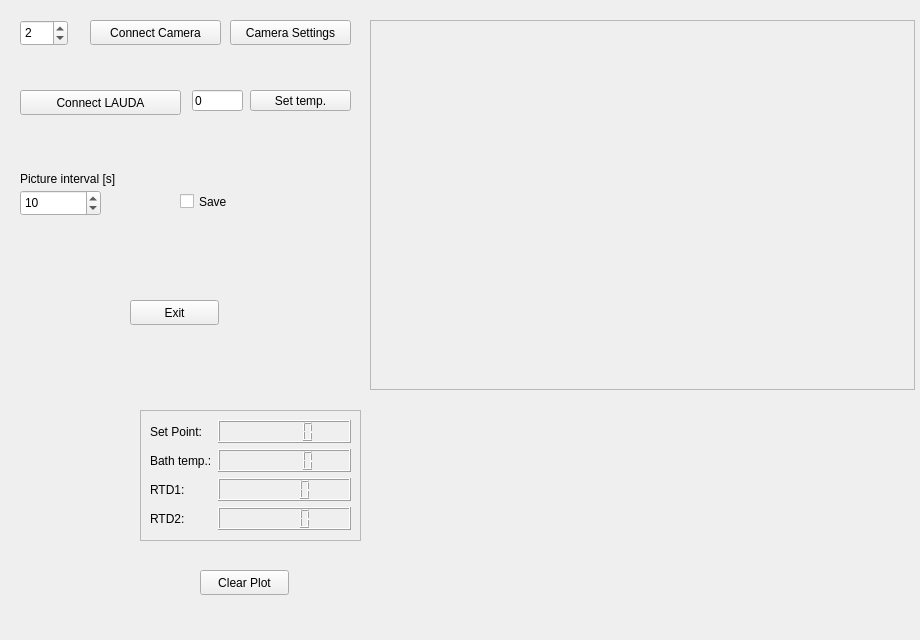
Above: src/gui/experiment.ui from gfogwill/FrESH before the change. Below: the same form after it.
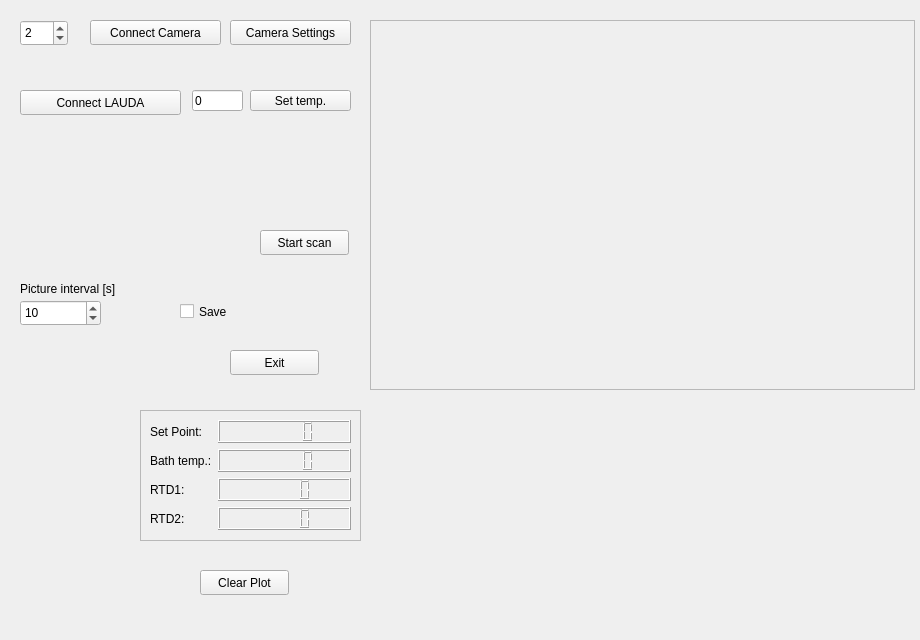
That is the form after the change. Custom widgets are drawn as their Qt base class.

```diff
--- a/src/gui/experiment.ui
+++ b/src/gui/experiment.ui
@@ -59,8 +59,8 @@
    <widget class="QPushButton" name="exitButton">
     <property name="geometry">
      <rect>
-      <x>130</x>
-      <y>300</y>
+      <x>230</x>
+      <y>350</y>
       <width>89</width>
       <height>25</height>
      </rect>
@@ -167,7 +167,7 @@
     <property name="geometry">
      <rect>
       <x>180</x>
-      <y>190</y>
+      <y>300</y>
       <width>92</width>
       <height>23</height>
      </rect>
@@ -180,7 +180,7 @@
     <property name="geometry">
      <rect>
       <x>20</x>
-      <y>170</y>
+      <y>280</y>
       <width>161</width>
       <height>17</height>
      </rect>
@@ -193,7 +193,7 @@
     <property name="geometry">
      <rect>
       <x>20</x>
-      <y>190</y>
+      <y>300</y>
       <width>81</width>
       <height>26</height>
      </rect>
@@ -284,6 +284,19 @@
      </layout>
     </widget>
    </widget>
+   <widget class="QPushButton" name="pushButton">
+    <property name="geometry">
+     <rect>
+      <x>260</x>
+      <y>230</y>
+      <width>89</width>
+      <height>25</height>
+     </rect>
+    </property>
+    <property name="text">
+     <string>Start scan</string>
+    </property>
+   </widget>
    <zorder>frameVideo</zorder>
    <zorder>graphWidget</zorder>
    <zorder>temp_set</zorder>
```
Left out of the diff: 1 changed line with no effect on the pictures.
